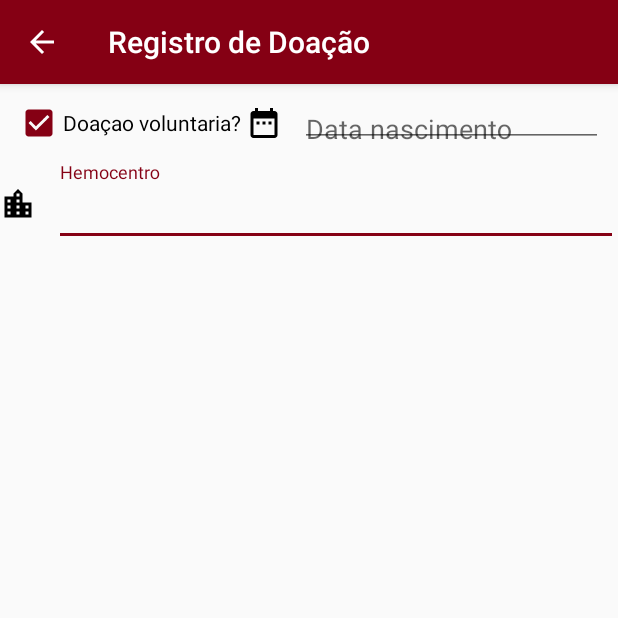
After one commit to Vivannaboa/CompartilheVida, an Android app: the DoacaoActivity screen opened directly, with no data from a screen before it, on a phone screen of 412 x 824 dp, the top half of it. The commit adds this screen. Run offline under Robolectric (Android 15) with nearby library versions, the phone set to English and light mode, and no system bars; our stand-ins replace Firebase (no records; nobody signed in at launch, a user with empty details on screens opened directly).

Commit message:
Cadastro de doaçao

```diff
--- a/app/src/main/AndroidManifest.xml
+++ b/app/src/main/AndroidManifest.xml
@@ -75,8 +75,10 @@
 
         <activity
             android:name=".HemocentrosActivity"
-            android:screenOrientation="portrait"
-            android:label="@string/title_activity_hemocentros"></activity>
+            android:label="@string/title_activity_hemocentros"
+            android:screenOrientation="portrait" />
+        <activity android:name=".DoacaoActivity"
+            android:theme="@style/AppTheme"></activity>
     </application>
 
 </manifest>
--- a/app/src/main/java/br/com/compartilhevida/compartilhevida/BaseActivity.java
+++ b/app/src/main/java/br/com/compartilhevida/compartilhevida/BaseActivity.java
@@ -7,7 +7,6 @@ import android.support.annotation.Nullable;
 import android.support.v7.app.AppCompatActivity;
 
 import com.google.firebase.auth.FirebaseAuth;
-import com.google.firebase.database.DatabaseReference;
 
 import java.io.InputStream;
 import java.net.URL;
--- /dev/null
+++ b/app/src/main/java/br/com/compartilhevida/compartilhevida/DoacaoActivity.java
@@ -0,0 +1,15 @@
+package br.com.compartilhevida.compartilhevida;
+
+import android.support.v7.app.AppCompatActivity;
+import android.os.Bundle;
+
+public class DoacaoActivity extends BaseActivity {
+
+    @Override
+    protected void onCreate(Bundle savedInstanceState) {
+        super.onCreate(savedInstanceState);
+        setContentView(R.layout.activity_doacao);
+        getSupportActionBar().setTitle("Registro de Doação" );
+        getSupportActionBar().setDisplayHomeAsUpEnabled(true);
+    }
+}
--- a/app/src/main/java/br/com/compartilhevida/compartilhevida/LoginActivity.java
+++ b/app/src/main/java/br/com/compartilhevida/compartilhevida/LoginActivity.java
@@ -4,8 +4,6 @@ import android.content.Intent;
 import android.content.pm.PackageManager;
 import android.os.Bundle;
 import android.support.annotation.NonNull;
-import android.support.v4.app.ActivityCompat;
-import android.support.v4.content.ContextCompat;
 import android.support.v7.widget.Toolbar;
 import android.util.Log;
 import android.view.View;
@@ -257,6 +255,7 @@ public class LoginActivity extends BaseActivity implements View.OnClickListener,
                 user.setUid(account.getId());
                 user.setUrlPhoto(account.getPhotoUrl().toString());
                 accessGoogleLoginData(account.getIdToken());
+
             } else {
                 // Google Sign In failed, update UI appropriately
                 // ...
@@ -273,7 +272,7 @@ public class LoginActivity extends BaseActivity implements View.OnClickListener,
             onAuthSuccess(mAuth.getCurrentUser());
         }
 
-        //facebook
+        //firebase
         mAuth.addAuthStateListener(mAuthListener);
 
         //google
--- a/app/src/main/java/br/com/compartilhevida/compartilhevida/MainActivity.java
+++ b/app/src/main/java/br/com/compartilhevida/compartilhevida/MainActivity.java
@@ -372,6 +372,7 @@ public class MainActivity extends BaseActivity
                 break;
 
             case R.id.fab_1:
+                startActivity(new Intent(MainActivity.this, DoacaoActivity.class));
                 hideFAB();
                 FAB_Status = false;
                 break;
--- a/app/src/main/java/br/com/compartilhevida/compartilhevida/models/Usuario.java
+++ b/app/src/main/java/br/com/compartilhevida/compartilhevida/models/Usuario.java
@@ -1,6 +1,4 @@
 package br.com.compartilhevida.compartilhevida.models;
-
-import android.content.Context;
 
 import com.google.firebase.database.Exclude;
 import com.google.firebase.database.IgnoreExtraProperties;
--- /dev/null
+++ b/app/src/main/res/layout/activity_doacao.xml
@@ -0,0 +1,114 @@
+<?xml version="1.0" encoding="utf-8"?>
+<LinearLayout xmlns:android="http://schemas.android.com/apk/res/android"
+    xmlns:tools="http://schemas.android.com/tools"
+    android:layout_width="match_parent"
+    android:layout_height="match_parent"
+    xmlns:app="http://schemas.android.com/apk/res-auto"
+    android:orientation="vertical"
+    tools:context="br.com.compartilhevida.compartilhevida.DoacaoActivity">
+
+
+    <LinearLayout
+        android:layout_width="match_parent"
+        android:layout_height="wrap_content"
+        android:orientation="horizontal"
+        android:padding="10dp">
+
+        <CheckBox
+            android:id="@+id/checkBox"
+            android:layout_width="wrap_content"
+            android:layout_height="wrap_content"
+            android:checked="true"
+            android:text="Doaçao voluntaria? " />
+
+        <LinearLayout
+            android:layout_width="match_parent"
+            android:layout_height="match_parent"
+            android:orientation="horizontal">
+
+            <ImageView
+                android:layout_width="wrap_content"
+                android:layout_height="wrap_content"
+                android:layout_gravity="center_vertical"
+                android:layout_marginRight="@dimen/distancia_icone"
+                app:srcCompat="@drawable/ic_date_range_black_24px" />
+
+            <android.support.design.widget.TextInputLayout
+                android:layout_width="match_parent"
+                android:layout_height="wrap_content">
+
+                <EditText
+                    android:id="@+id/editTextDataNacimento"
+                    android:layout_width="match_parent"
+                    android:layout_height="match_parent"
+                    android:layout_alignParentLeft="true"
+                    android:layout_alignParentTop="true"
+                    android:focusable="false"
+                    android:hint="@string/data_nascimento"
+                    android:inputType="date"
+                    android:onClick="selectDate">
+
+                    <!--<requestFocus />-->
+                </EditText>
+            </android.support.design.widget.TextInputLayout>
+        </LinearLayout>
+
+    </LinearLayout>
+
+    <LinearLayout
+        android:layout_width="match_parent"
+        android:layout_height="wrap_content"
+        android:orientation="horizontal">
+
+        <ImageView
+            android:layout_width="wrap_content"
+            android:layout_height="wrap_content"
+            android:layout_gravity="center_vertical"
+            android:layout_marginRight="@dimen/distancia_icone"
+            app:srcCompat="@drawable/ic_location_city_black_24px" />
+
+        <android.support.design.widget.TextInputLayout
+            android:layout_width="match_parent"
+            android:layout_height="wrap_content">
+
+            <AutoCompleteTextView
+                android:id="@+id/autoCompleteTextViewhemocentro"
+                android:layout_width="match_parent"
+                android:layout_height="wrap_content"
+                android:hint="Hemocentro"
+                android:inputType="textCapWords|textPersonName" />
+        </android.support.design.widget.TextInputLayout>
+    </LinearLayout>
+
+    <LinearLayout
+        android:layout_width="match_parent"
+        android:layout_height="wrap_content"
+        android:orientation="horizontal"
+        android:visibility="gone">
+
+        <ImageView
+            android:layout_width="wrap_content"
+            android:layout_height="wrap_content"
+            android:layout_gravity="center_vertical"
+            android:layout_marginRight="@dimen/distancia_icone"
+            app:srcCompat="@drawable/ic_person_black_24px" />
+
+        <android.support.design.widget.TextInputLayout
+            android:layout_width="match_parent"
+            android:layout_height="wrap_content">
+
+            <EditText
+                android:id="@+id/edtFavorecido"
+                style="@style/Widget.AppCompat.AutoCompleteTextView"
+                android:layout_width="match_parent"
+                android:layout_height="wrap_content"
+                android:cursorVisible="false"
+                android:hint="Favorecido"
+                android:inputType="textCapWords|textPersonName"
+                android:maxLines="1" />
+
+        </android.support.design.widget.TextInputLayout>
+    </LinearLayout>
+
+
+</LinearLayout>
--- a/app/src/main/res/layout/activity_signup.xml
+++ b/app/src/main/res/layout/activity_signup.xml
@@ -282,6 +282,7 @@
                 </EditText>
             </android.support.design.widget.TextInputLayout>
             </LinearLayout>
+
             <LinearLayout
                 android:layout_width="match_parent"
                 android:layout_height="wrap_content"
@@ -302,8 +303,8 @@
                         android:id="@+id/autoCompleteTextViewCidade"
                         android:layout_width="match_parent"
                         android:layout_height="wrap_content"
-                    android:inputType="textCapWords|textPersonName"
-                    android:hint="@string/cidade" />
+                        android:hint="@string/cidade"
+                        android:inputType="textCapWords|textPersonName" />
                 </android.support.design.widget.TextInputLayout>
             </LinearLayout>
 
--- a/app/src/main/res/layout/item_post.xml
+++ b/app/src/main/res/layout/item_post.xml
@@ -68,6 +68,7 @@
                         android:layout_width="wrap_content"
                         android:layout_height="match_parent"
                         android:background="?attr/selectableItemBackground"
+                        android:padding="10dp"
                         app:srcCompat="@drawable/ic_favorite_border_red_24dp" />
 
                     <TextView
@@ -89,8 +90,6 @@
                         android:id="@+id/compartilhar"
                         android:layout_width="wrap_content"
                         android:layout_height="match_parent"
-                        android:layout_marginLeft="10dp"
-                        android:layout_marginRight="20dp"
                         android:layout_weight="1"
                         android:background="?attr/selectableItemBackground"
                         app:srcCompat="@drawable/ic_share_red_24dp" />
@@ -102,6 +101,7 @@
                         android:layout_marginLeft="10dp"
                         android:layout_marginRight="5dp"
                         android:background="?attr/selectableItemBackground"
+                        android:padding="10dp"
                         app:srcCompat="@drawable/ic_comment_red_24dp" />
 
 
@@ -121,6 +121,7 @@
                         android:layout_marginStart="20dp"
                         android:background="@android:color/transparent"
                         android:contentDescription="Detalhes"
+                        android:padding="10dp"
                         app:srcCompat="@drawable/ic_arrow_drop_down_black_24dp" />
 
 
```
Lines whose indentation alone changed are shown as unchanged.
